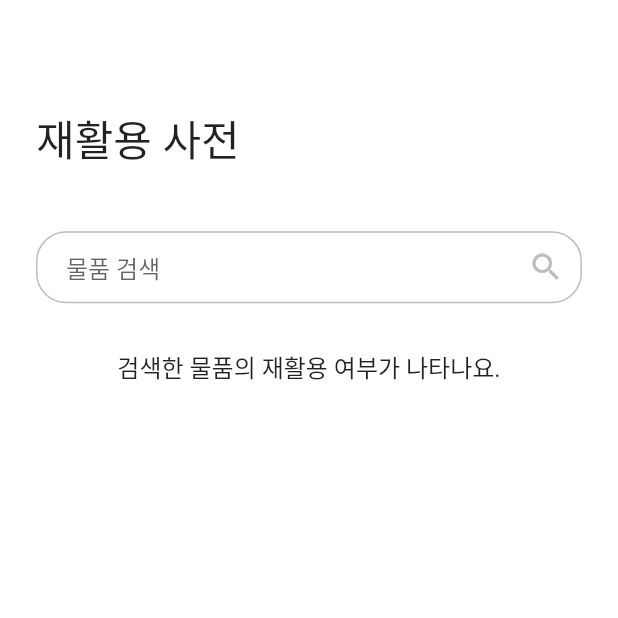
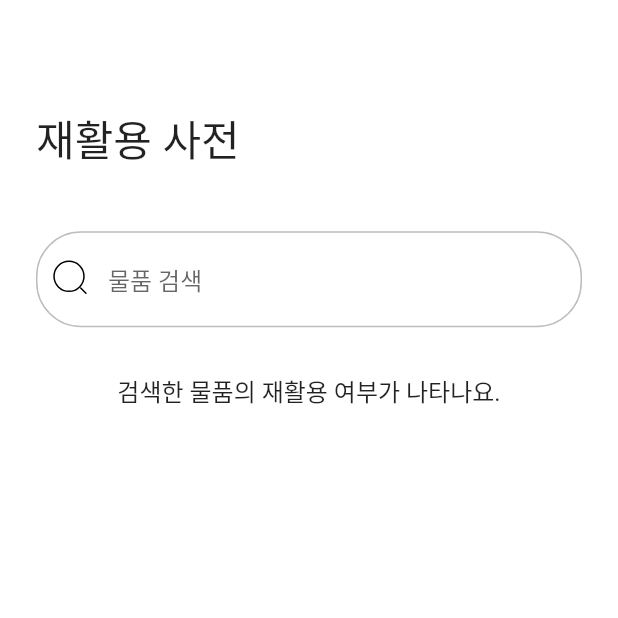
Before and after one commit to Aily-AIRecycle/Aily_app, a Flutter app: the dictionaryScreen screen opened directly, on a phone screen of 412 x 824 dp, the top half of it. Run offline on Flutter 3.47's test engine with Material 2 defaults, Android fonts, the phone set to English and light mode, and no system bars; our stand-ins replace dio, flutter_keyboard_visibility, flutter_native_splash, flutter_secure_storage, flutter_svg, geolocator and 4 more; missing offline and left inert: gradients; accounts and stored records are empty; Roboto replaces fonts that are missing (Pretendard).

Commit message:
윤찬 : 회원가입, 마이페이지, svg파일 2개추가, 코드 최적화 등등

```diff
--- a/Aily/lib/screens/dictionary_screen.dart
+++ b/Aily/lib/screens/dictionary_screen.dart
@@ -1,4 +1,5 @@
 import 'package:flutter/material.dart';
+import 'package:flutter_svg/flutter_svg.dart';
 
 class dictionaryScreen extends StatefulWidget {
   const dictionaryScreen({Key? key}) : super(key: key);
@@ -87,27 +88,26 @@ class _dictionaryScreenState extends State<dictionaryScreen> {
                               style: TextStyle(color: Colors.grey.shade600),
                               controller: searchctrl,
                               decoration: InputDecoration(
-                                contentPadding: const EdgeInsets.symmetric(horizontal: 20, vertical: 10),
-                                hintText: '물품 검색',
-                                border: OutlineInputBorder(borderRadius: BorderRadius.circular(20)),
+                                contentPadding: const EdgeInsets.symmetric(horizontal: 30, vertical: 20),
+                                hintText: "물품 검색",
+                                border: OutlineInputBorder(borderRadius: BorderRadius.circular(30)),
                                 focusedBorder: OutlineInputBorder(
                                   borderSide: BorderSide(color: myColor),
-                                  borderRadius: BorderRadius.circular(20),
+                                  borderRadius: BorderRadius.circular(30),
                                 ),
                                 enabledBorder: OutlineInputBorder(
                                   borderSide: BorderSide(color: Colors.grey.shade400),
-                                  borderRadius: BorderRadius.circular(20),
+                                  borderRadius: BorderRadius.circular(30),
                                 ),
-                                suffixIcon: IconButton(
-                                  color: Colors.grey.shade400,
-                                  icon: const Icon(Icons.search),
-                                  onPressed: () {
+                                prefixIcon: GestureDetector(
+                                  onTap: () {
                                     setState(() {
                                       searchStr = searchctrl.text;
                                       _searchFocusNode.unfocus();
                                     });
                                   },
-                                ),
+                                  child: SvgPicture.asset('assets/images/icons/search.svg')
+                                )
                               ),
                             ),
                           ),
--- a/Aily/lib/screens/map_screen.dart
+++ b/Aily/lib/screens/map_screen.dart
@@ -182,12 +182,11 @@ class _MapScreenState extends State<MapScreen>{
                   ),
                   child: Column(
                     children: [
-                      SizedBox(height: 10),
+                      const SizedBox(height: 10),
                       Column(
                         children: [
                           SizedBox(
                             width: MediaQuery.of(context).size.width - 48,
-                            height: 50,
                             child: TextField (
                               textInputAction: TextInputAction.search,
                               onSubmitted: (value){
```
Also changed, not shown: Aily/assets/images/icons/search.svg (added).
